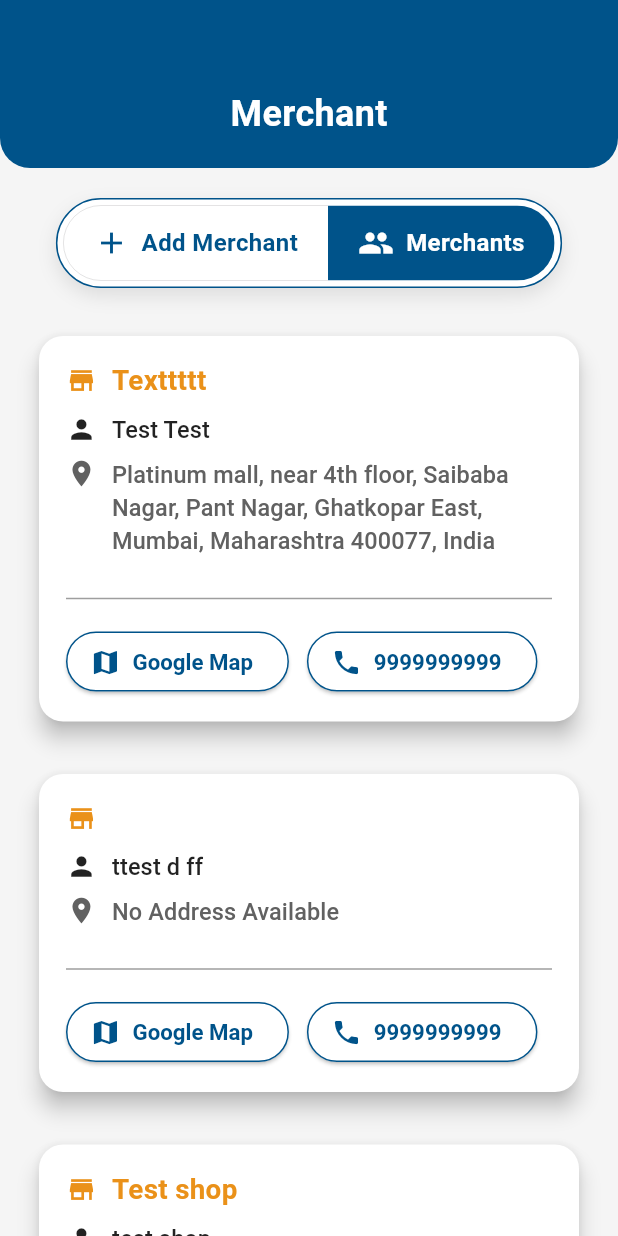
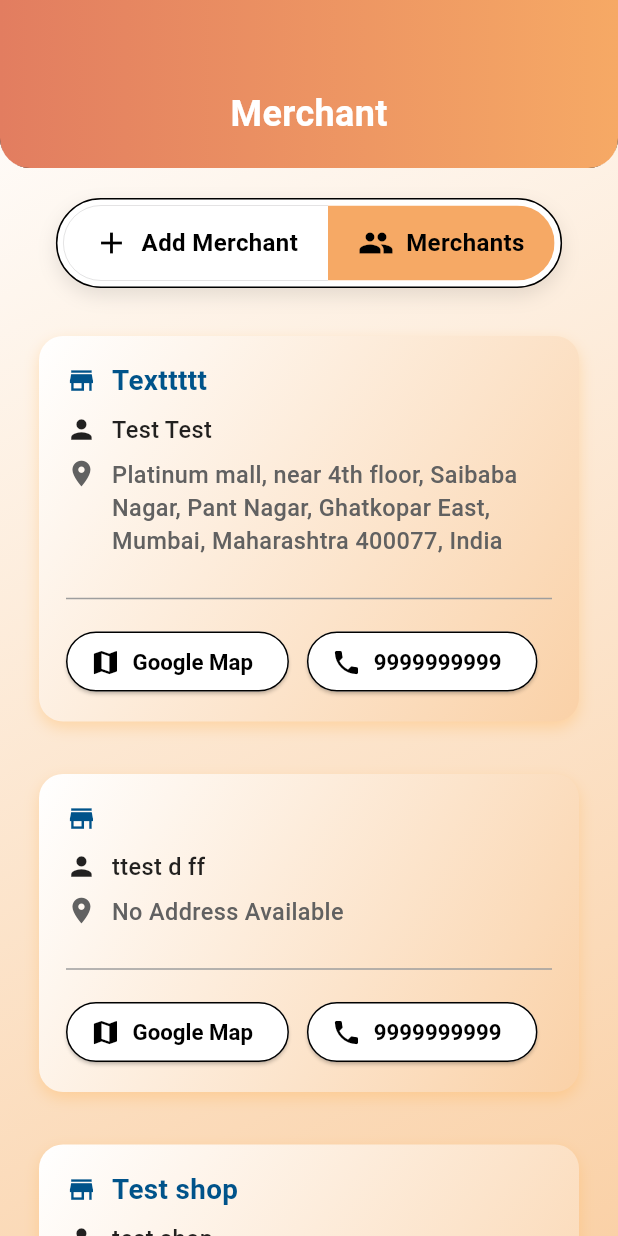
Before and after one commit to sumer2k91/ProductApp_Demo, a Flutter app: the SegmentedControlScreen screen opened directly, after a tap on "Merchants", on a phone screen of 412 x 824 dp. Run offline on Flutter 3.47's test engine with Material 3 defaults, Android fonts, the phone set to English and light mode, and no system bars; our stand-ins replace dio, flutter_secure_storage, geocoding, google_maps_flutter, image_picker, permission_handler; accounts and stored records are empty.

Commit message:
Modified files for lib folder, UI changes

```diff
--- a/lib/screens/segmented_control_screen.dart
+++ b/lib/screens/segmented_control_screen.dart
@@ -1,6 +1,5 @@
 import 'package:flutter/material.dart';
 import 'package:ProductDemoApp/theme/app_colors.dart';
-// import 'package:/widgets/custom_app_bar.dart';
 import '../data/repositories/merchant_repository.dart';
 import '../services/api_client.dart';
 import '../widgets/custom_app_bar.dart';
@@ -21,9 +20,22 @@ class _SegmentedControlScreenState extends State<SegmentedControlScreen> {
   Widget build(BuildContext context) {
     return Scaffold(
       extendBodyBehindAppBar: true,
-      backgroundColor: AppColors.lightGreyColor, // Solid background color
       appBar: const CustomAppBar(title: 'Merchant', borderRadius: 20.0),
-      body: Column(
+      body: Stack(
+        children: [
+          // ✅ Gradient background
+          Container(
+            decoration: BoxDecoration(
+              gradient: LinearGradient(
+                colors: [Color(0xFFFFFFFF),
+                  Color(0xFFFAD1A7),
+                ],
+                begin: Alignment.topLeft,
+                end: Alignment.bottomRight,
+              ),
+            ),
+          ),
+          Column(
             children: [
               SizedBox(height: CustomAppBar().height + 20),
               _buildSegmentedControl(),
@@ -40,6 +52,8 @@ class _SegmentedControlScreenState extends State<SegmentedControlScreen> {
               ),
             ],
           ),
+        ],
+      ),
     );
   }
 
@@ -50,7 +64,7 @@ class _SegmentedControlScreenState extends State<SegmentedControlScreen> {
         decoration: BoxDecoration(
           color: AppColors.whiteColor,
           borderRadius: BorderRadius.circular(30),
-          border: Border.all(color: AppColors.primaryColor),
+          border: Border.all(color: AppColors.blackColor),
           boxShadow: [
             BoxShadow(
               color: Colors.black.withOpacity(0.1),
@@ -63,31 +77,38 @@ class _SegmentedControlScreenState extends State<SegmentedControlScreen> {
         child: ToggleButtons(
           borderRadius: BorderRadius.circular(30),
           selectedBorderColor: Colors.transparent,
-          fillColor: AppColors.primaryColor,
-          color: AppColors.primaryColor,
-          selectedColor: AppColors.whiteColor,
+          fillColor: AppColors.gradientColor1,
+          color: Colors.black,
+          selectedColor: Colors.black,
           borderWidth: 0,
           constraints: const BoxConstraints(minWidth: 140, minHeight: 50),
           isSelected: [selectedIndex == 0, selectedIndex == 1],
           onPressed: (index) => setState(() => selectedIndex = index),
           children: [
-            _buildSegment(Icons.add, "Add Merchant", selectedIndex == 0),
-            _buildSegment(Icons.people, "Merchants", selectedIndex == 1),
+            _buildSegment(Icons.add, "Add Merchant"),
+            _buildSegment(Icons.people, "Merchants"),
           ],
         ),
       ),
     );
   }
 
-  Widget _buildSegment(IconData icon, String text, bool isSelected) {
+  Widget _buildSegment(IconData icon, String text) {
     return Padding(
       padding: const EdgeInsets.symmetric(horizontal: 20),
       child: Row(
         mainAxisSize: MainAxisSize.min,
         children: [
-          Icon(icon, color: isSelected ? AppColors.whiteColor : AppColors.primaryColor),
+          Icon(icon, color: Colors.black),
           const SizedBox(width: 8),
-          Text(text, style: const TextStyle(fontSize: 16, fontWeight: FontWeight.w600)),
+          Text(
+            text,
+            style: const TextStyle(
+              fontSize: 16,
+              fontWeight: FontWeight.w600,
+              color: Colors.black,
+            ),
+          ),
         ],
       ),
     );
--- a/lib/theme/app_colors.dart
+++ b/lib/theme/app_colors.dart
@@ -13,4 +13,7 @@ class AppColors {
   static const Color whiteColor = Colors.white;
   static const Color greyColor = Colors.grey;
   static const Color backGroundColor = Color.fromRGBO(0, 95, 158, 0.01);
+  static const Color gradientColor1 = Color(0xFFF6A965);
+  static const Color gradientColor2 = Color(0xFFE27D60);
+  static const Color blackColor = Colors.black;
 }
--- a/lib/widgets/custom_app_bar.dart
+++ b/lib/widgets/custom_app_bar.dart
@@ -19,15 +19,33 @@ class CustomAppBar extends StatelessWidget implements PreferredSizeWidget {
   Widget build(BuildContext context) {
     return SizedBox(
       height: height,
-      child: ClipRRect(
+      child: Stack(
+        children: [
+          // Gradient Background + Custom Painted Bottom Border
+          ClipRRect(
             borderRadius: BorderRadius.only(
               bottomLeft: Radius.circular(borderRadius),
               bottomRight: Radius.circular(borderRadius),
             ),
+            child: CustomPaint(
+              painter: _BottomBorderPainter(
+                borderRadius: borderRadius,
+                borderColor: AppColors.blackColor,
+              ),
               child: Container(
-          color: AppColors.primaryColor,
-          child: Stack(
-            children: [
+                width: double.infinity,
+                height: height,
+                decoration: BoxDecoration(
+                  gradient: LinearGradient(
+                    colors: [AppColors.gradientColor2, AppColors.gradientColor1],
+                    begin: Alignment.centerLeft,
+                    end: Alignment.centerRight,
+                  ),
+                ),
+              ),
+            ),
+          ),
+
           // Centered Title
           Align(
             alignment: Alignment.center,
@@ -43,16 +61,15 @@ class CustomAppBar extends StatelessWidget implements PreferredSizeWidget {
               ),
             ),
           ),
-              // Action buttons (Add icon), slightly lifted
+
+          // Action Buttons
           if (actions != null)
             Positioned(
-                  top: 50, // <- move slightly upward
+              top: 50,
               right: 16,
               child: Row(children: actions!),
             ),
         ],
-          ),
-        ),
       ),
     );
   }
@@ -60,3 +77,51 @@ class CustomAppBar extends StatelessWidget implements PreferredSizeWidget {
   @override
   Size get preferredSize => Size.fromHeight(height);
 }
+
+class _BottomBorderPainter extends CustomPainter {
+  final double borderRadius;
+  final Color borderColor;
+
+  _BottomBorderPainter({
+    required this.borderRadius,
+    required this.borderColor,
+  });
+
+  @override
+  void paint(Canvas canvas, Size size) {
+    final paint = Paint()
+      ..color = borderColor
+      ..strokeWidth = 1
+      ..style = PaintingStyle.stroke;
+
+    final path = Path();
+
+    // Bottom-left curve
+    path.moveTo(0, size.height - borderRadius);
+    path.quadraticBezierTo(
+      0,
+      size.height,
+      borderRadius,
+      size.height,
+    );
+
+    // Straight line
+    path.lineTo(size.width - borderRadius, size.height);
+
+    // Bottom-right curve
+    path.quadraticBezierTo(
+      size.width,
+      size.height,
+      size.width,
+      size.height - borderRadius,
+    );
+
+    canvas.drawPath(path, paint);
+  }
+
+  @override
+  bool shouldRepaint(covariant _BottomBorderPainter oldDelegate) {
+    return oldDelegate.borderColor != borderColor ||
+        oldDelegate.borderRadius != borderRadius;
+  }
+}
--- a/lib/widgets/merchant_card.dart
+++ b/lib/widgets/merchant_card.dart
@@ -1,7 +1,6 @@
 import 'package:flutter/material.dart';
 import 'package:url_launcher/url_launcher.dart';
 import 'package:ProductDemoApp/global.dart';
-
 
 class MerchantCard extends StatelessWidget {
   final MerchantListModel merchant;
@@ -12,27 +11,30 @@ class MerchantCard extends StatelessWidget {
   Widget build(BuildContext context) {
     final screenWidth = MediaQuery.of(context).size.width;
 
-    return LayoutBuilder(
-      builder: (context, constraints) {
-        return Card(
-          elevation: 6,
-          margin: const EdgeInsets.symmetric(vertical: 10, horizontal: 14),
-          shape: RoundedRectangleBorder(
+    return Container(
+      margin: const EdgeInsets.symmetric(horizontal: 14, vertical: 10),
+      decoration: BoxDecoration(
+        gradient: const LinearGradient(
+          begin: Alignment.topLeft,
+          end: Alignment.bottomRight,
+          colors: [Color(0xFFFFFFFF), Color(0xFFFAD1A7)],
+        ),
         borderRadius: BorderRadius.circular(16),
+        boxShadow: [
+          BoxShadow(
+            color: Colors.orangeAccent.withOpacity(0.3),
+            offset: const Offset(0, 4),
+            blurRadius: 8,
           ),
-          color: AppColors.whiteColor,
+        ],
+      ),
       child: Padding(
         padding: const EdgeInsets.symmetric(horizontal: 18, vertical: 16),
         child: Column(
           crossAxisAlignment: CrossAxisAlignment.start,
           children: [
-                _buildRow(
-                  Icons.store,
-                  merchant.companyName ?? "",
-                  AppColors.secondaryColor,
-                  isCompany: true,
-                  screenWidth: screenWidth,
-                ),
+            _buildRow(Icons.store, merchant.companyName ?? "", AppColors.primaryColor,
+                isCompany: true, screenWidth: screenWidth),
             _buildRow(Icons.person, merchant.name ?? "", Colors.black87,
                 screenWidth: screenWidth),
             _buildRow(
@@ -51,8 +53,6 @@ class MerchantCard extends StatelessWidget {
           ],
         ),
       ),
-        );
-      },
     );
   }
 
@@ -77,10 +77,8 @@ class MerchantCard extends StatelessWidget {
               text,
               style: TextStyle(
                 fontSize: isCompany ? screenWidth * 0.045 : screenWidth * 0.038,
-                fontWeight:
-                isCompany ? FontWeight.w700 : FontWeight.w500,
+                fontWeight: isCompany ? FontWeight.w700 : FontWeight.w500,
                 color: color,
-                letterSpacing: isCompany ? 0.2 : 0.1,
               ),
               maxLines: isAddress ? 3 : 1,
               overflow: TextOverflow.ellipsis,
@@ -95,38 +93,38 @@ class MerchantCard extends StatelessWidget {
     return Wrap(
       spacing: 12,
       runSpacing: 8,
-      alignment: WrapAlignment.spaceBetween,
+      alignment: WrapAlignment.start,
       children: [
         ElevatedButton.icon(
           onPressed: () => _openGoogleMaps(context),
-          icon: Icon(Icons.map, color: AppColors.primaryColor, size: screenWidth * 0.05),
+          icon: Icon(Icons.map, color: AppColors.blackColor, size: screenWidth * 0.05),
           label: const Text("Google Map"),
           style: ElevatedButton.styleFrom(
-            backgroundColor: AppColors.whiteColor,
-            foregroundColor: AppColors.primaryColor,
+            backgroundColor: Colors.white,
+            foregroundColor: AppColors.blackColor,
             textStyle: TextStyle(
               fontWeight: FontWeight.w600,
               fontSize: screenWidth * 0.036,
             ),
             shape: RoundedRectangleBorder(
-              side: const BorderSide(color: AppColors.primaryColor, width: 1),
+              side: const BorderSide(color: AppColors.blackColor, width: 1),
               borderRadius: BorderRadius.circular(20),
             ),
           ),
         ),
         ElevatedButton.icon(
           onPressed: () => _makePhoneCall(context),
-          icon: Icon(Icons.phone, color: AppColors.primaryColor, size: screenWidth * 0.05),
+          icon: Icon(Icons.phone, color: AppColors.blackColor, size: screenWidth * 0.05),
           label: Text(
             merchant.mobile ?? '',
             style: TextStyle(fontSize: screenWidth * 0.036),
           ),
           style: ElevatedButton.styleFrom(
-            backgroundColor: AppColors.whiteColor,
-            foregroundColor: AppColors.primaryColor,
+            backgroundColor: Colors.white,
+            foregroundColor: AppColors.blackColor,
             textStyle: TextStyle(fontWeight: FontWeight.w600),
             shape: RoundedRectangleBorder(
-              side: const BorderSide(color: AppColors.primaryColor, width: 1),
+              side: const BorderSide(color: AppColors.blackColor, width: 1),
               borderRadius: BorderRadius.circular(20),
             ),
           ),
```
Also changed, not shown: lib/screens/home_screen.dart (+24 -14 lines), lib/screens/login_screen.dart (+53 -23 lines), lib/widgets/product_card.dart (+26 -22 lines), lib/widgets/segmented_control_widget.dart (+3 -5 lines), lib/widgets/tab_bar_widget.dart (+24 -12 lines). Lines whose indentation alone changed are shown as unchanged.
